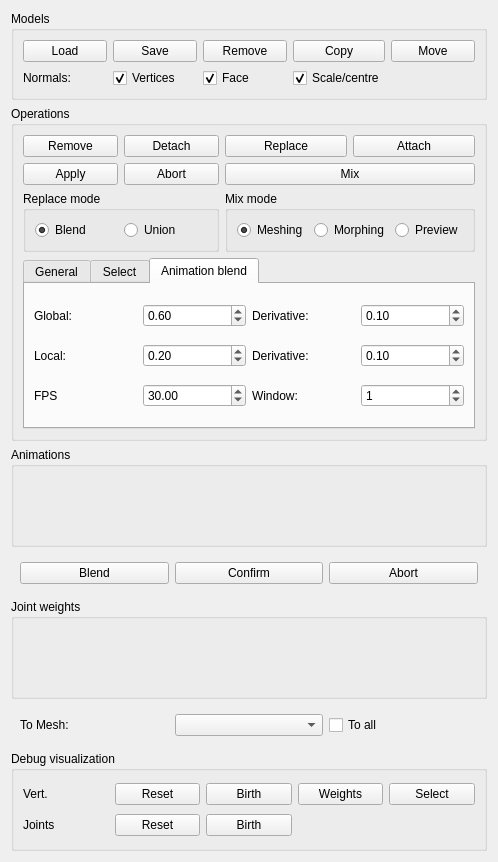
First picture: the form in widgets/skinmixer_manager.ui, repository stefanonuvoli/skinmixer, before the edit.
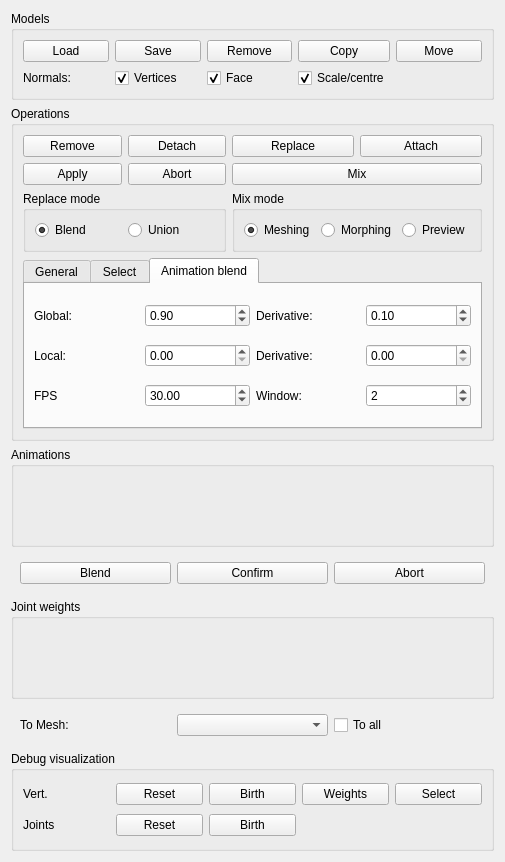
Second picture: the form after the edit. The open tabs and pages were chosen to show the change.

Commit message: Window weights

```diff
--- a/widgets/skinmixer_manager.ui
+++ b/widgets/skinmixer_manager.ui
@@ -6,7 +6,7 @@
    <rect>
     <x>0</x>
     <y>0</y>
-    <width>498</width>
+    <width>505</width>
     <height>862</height>
    </rect>
   </property>
@@ -410,7 +410,7 @@
              <double>0.100000000000000</double>
             </property>
             <property name="value">
-             <double>0.200000000000000</double>
+             <double>0.000000000000000</double>
             </property>
            </widget>
           </item>
@@ -430,7 +430,7 @@
              <double>0.100000000000000</double>
             </property>
             <property name="value">
-             <double>0.600000000000000</double>
+             <double>0.900000000000000</double>
             </property>
            </widget>
           </item>
@@ -443,7 +443,7 @@
              <double>0.100000000000000</double>
             </property>
             <property name="value">
-             <double>0.100000000000000</double>
+             <double>0.000000000000000</double>
             </property>
            </widget>
           </item>
@@ -487,7 +487,7 @@
              <number>10</number>
             </property>
             <property name="value">
-             <number>1</number>
+             <number>2</number>
             </property>
            </widget>
           </item>
```
Left out of the diff: 2 changed lines with no effect on the pictures. The commit also changes 1 other file.
